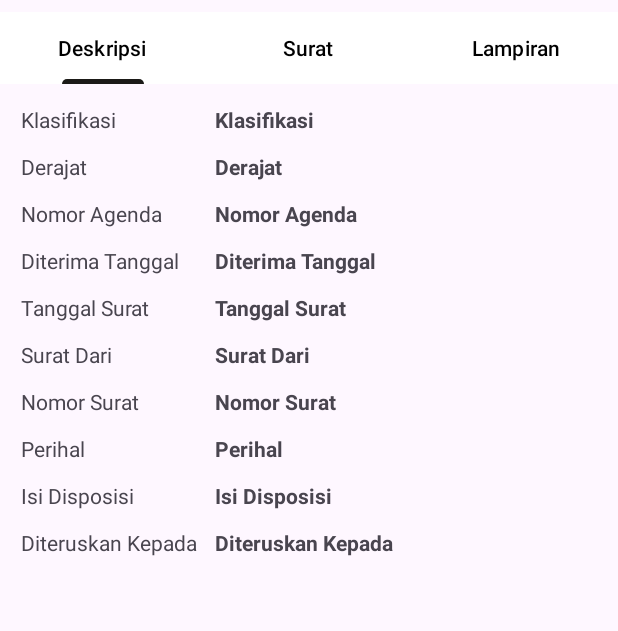
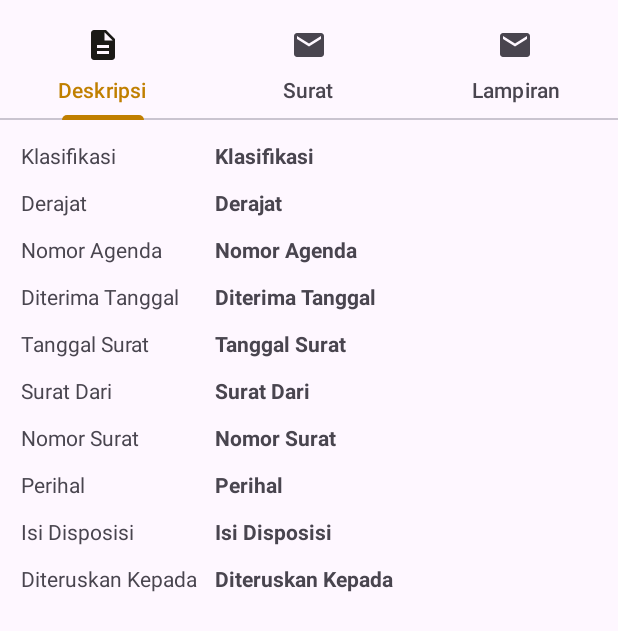
Before and after one commit to kibar78/UnitSatuan, an Android app: the DetailSuratMasukActivity screen opened directly, with no data from a screen before it, on a phone screen of 412 x 824 dp. Shown: the top 631 px of the screen. Run offline under Robolectric (Android 15) with nearby library versions, the phone set to English and light mode, and no system bars; 10 statements that could not run were skipped.

Commit message:
fix app unit satuan

```diff
--- a/app/src/main/java/com/example/unitsatuan/data/remote/ApiConfig.kt
+++ b/app/src/main/java/com/example/unitsatuan/data/remote/ApiConfig.kt
@@ -8,7 +8,7 @@ import retrofit2.converter.gson.GsonConverterFactory
 
 class ApiConfig {
     companion object{
-        const val BASE_URL = "https://04ee-114-79-56-92.ngrok-free.app"
+        const val BASE_URL = "https://ebad-114-79-56-60.ngrok-free.app"
         fun getApiService(): ApiService{
             val loggingInterceptor = HttpLoggingInterceptor().setLevel(HttpLoggingInterceptor.Level.BODY)
             val authInterceptor = Interceptor{chain ->
--- a/app/src/main/java/com/example/unitsatuan/ui/detail/DetailSuratMasukActivity.kt
+++ b/app/src/main/java/com/example/unitsatuan/ui/detail/DetailSuratMasukActivity.kt
@@ -1,5 +1,6 @@
 package com.example.unitsatuan.ui.detail
 
+import android.annotation.SuppressLint
 import android.os.Bundle
 import androidx.appcompat.app.AppCompatActivity
 import androidx.viewpager2.widget.ViewPager2
@@ -21,8 +22,15 @@ class DetailSuratMasukActivity : AppCompatActivity() {
             R.string.tab_text_2,
             R.string.tab_text_3,
         )
+
+        private val TAB_ICON = intArrayOf(
+            R.drawable.ic_description_24,
+            R.drawable.ic_mail_24,
+            R.drawable.ic_mail_24,
+        )
     }
 
+    @SuppressLint("UseCompatLoadingForDrawables")
     override fun onCreate(savedInstanceState: Bundle?) {
         super.onCreate(savedInstanceState)
         binding = ActivityDetailSuratMasukBinding.inflate(layoutInflater)
@@ -35,6 +43,7 @@ class DetailSuratMasukActivity : AppCompatActivity() {
         val tabs: TabLayout = binding.tabs
         TabLayoutMediator(tabs, viewPager) { tab, position ->
             tab.text = resources.getString(TAB_TITLES[position])
+            tab.icon = resources.getDrawable(TAB_ICON[position])
         }.attach()
     }
 }
--- /dev/null
+++ b/app/src/main/res/drawable/ic_attachment_24.xml
@@ -0,0 +1,5 @@
+<vector android:height="24dp" android:tint="#000000"
+    android:viewportHeight="24" android:viewportWidth="24"
+    android:width="24dp" xmlns:android="http://schemas.android.com/apk/res/android">
+    <path android:fillColor="@android:color/white" android:pathData="M2,12.5C2,9.46 4.46,7 7.5,7H18c2.21,0 4,1.79 4,4s-1.79,4 -4,4H9.5C8.12,15 7,13.88 7,12.5S8.12,10 9.5,10H17v2H9.41c-0.55,0 -0.55,1 0,1H18c1.1,0 2,-0.9 2,-2s-0.9,-2 -2,-2H7.5C5.57,9 4,10.57 4,12.5S5.57,16 7.5,16H17v2H7.5C4.46,18 2,15.54 2,12.5z"/>
+</vector>
--- /dev/null
+++ b/app/src/main/res/drawable/ic_description_24.xml
@@ -0,0 +1,5 @@
+<vector android:height="24dp" android:tint="#000000"
+    android:viewportHeight="24" android:viewportWidth="24"
+    android:width="24dp" xmlns:android="http://schemas.android.com/apk/res/android">
+    <path android:fillColor="@android:color/white" android:pathData="M14,2L6,2c-1.1,0 -1.99,0.9 -1.99,2L4,20c0,1.1 0.89,2 1.99,2L18,22c1.1,0 2,-0.9 2,-2L20,8l-6,-6zM16,18L8,18v-2h8v2zM16,14L8,14v-2h8v2zM13,9L13,3.5L18.5,9L13,9z"/>
+</vector>
--- /dev/null
+++ b/app/src/main/res/drawable/ic_mail_24.xml
@@ -0,0 +1,5 @@
+<vector android:height="24dp" android:tint="#000000"
+    android:viewportHeight="24" android:viewportWidth="24"
+    android:width="24dp" xmlns:android="http://schemas.android.com/apk/res/android">
+    <path android:fillColor="@android:color/white" android:pathData="M20,4L4,4c-1.1,0 -1.99,0.9 -1.99,2L2,18c0,1.1 0.9,2 2,2h16c1.1,0 2,-0.9 2,-2L22,6c0,-1.1 -0.9,-2 -2,-2zM20,8l-8,5 -8,-5L4,6l8,5 8,-5v2z"/>
+</vector>
--- a/app/src/main/res/layout/activity_detail_surat_masuk.xml
+++ b/app/src/main/res/layout/activity_detail_surat_masuk.xml
@@ -11,11 +11,28 @@
         android:layout_width="match_parent"
         android:layout_height="wrap_content"
         android:layout_marginTop="8dp"
-        android:background="@color/white"
+        app:tabMode="fixed"
+        app:tabSelectedTextColor="@color/brown"
+        app:tabIndicatorColor="@color/brown"
         app:layout_constraintEnd_toEndOf="parent"
         app:layout_constraintStart_toStartOf="parent"
-        app:layout_constraintTop_toTopOf="parent"
-        app:tabTextColor="@color/black" />
+        app:layout_constraintTop_toTopOf="parent">
+        <com.google.android.material.tabs.TabItem
+            android:layout_width="wrap_content"
+            android:layout_height="wrap_content"
+            android:text="@string/tab_text_1"
+            android:icon="@drawable/ic_description_24"/>
+        <com.google.android.material.tabs.TabItem
+            android:layout_width="wrap_content"
+            android:layout_height="wrap_content"
+            android:text="@string/tab_text_2"
+            android:icon="@drawable/ic_mail_24"/>
+        <com.google.android.material.tabs.TabItem
+            android:layout_width="wrap_content"
+            android:layout_height="wrap_content"
+            android:text="@string/tab_text_3"
+            android:icon="@drawable/ic_attachment_24"/>
+    </com.google.android.material.tabs.TabLayout>
 
     <androidx.viewpager2.widget.ViewPager2
         android:id="@+id/view_pager"
```
